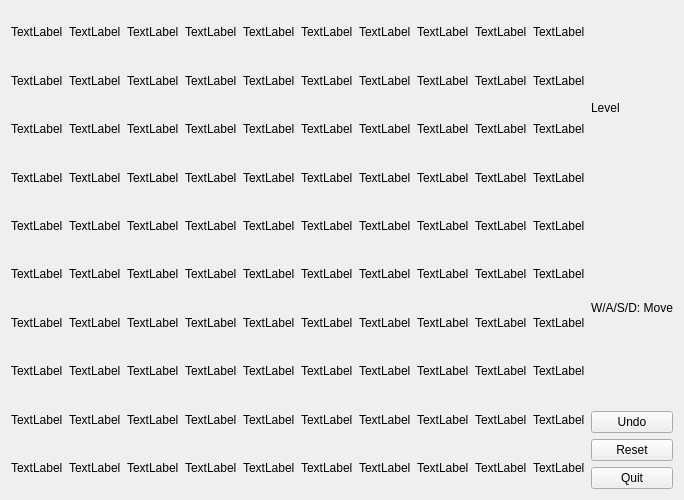
Before: the Qt Designer form GUI/levelform.ui in Ts-myself/CS205_Proj, drawn with Qt 5.
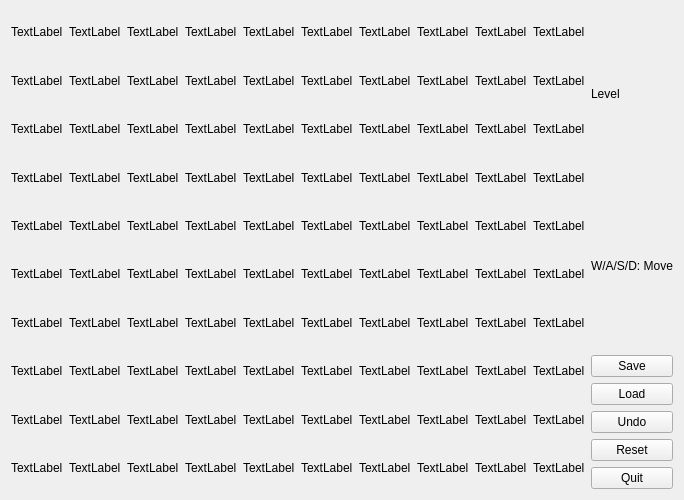
After: the same form once the commit is applied.

Commit message: 实现undo和save and load 功能

Diff of the .ui file:
```diff
--- a/GUI/levelform.ui
+++ b/GUI/levelform.ui
@@ -734,6 +734,20 @@
        </property>
       </widget>
      </item>
+     <item>
+      <widget class="QPushButton" name="saveButton">
+       <property name="text">
+        <string>Save</string>
+       </property>
+      </widget>
+     </item>
+     <item>
+      <widget class="QPushButton" name="loadButton">
+       <property name="text">
+        <string>Load</string>
+       </property>
+      </widget>
+     </item>
      <item>
       <widget class="QPushButton" name="undoBotton">
        <property name="text">
```
The commit also changes 7 other files.
